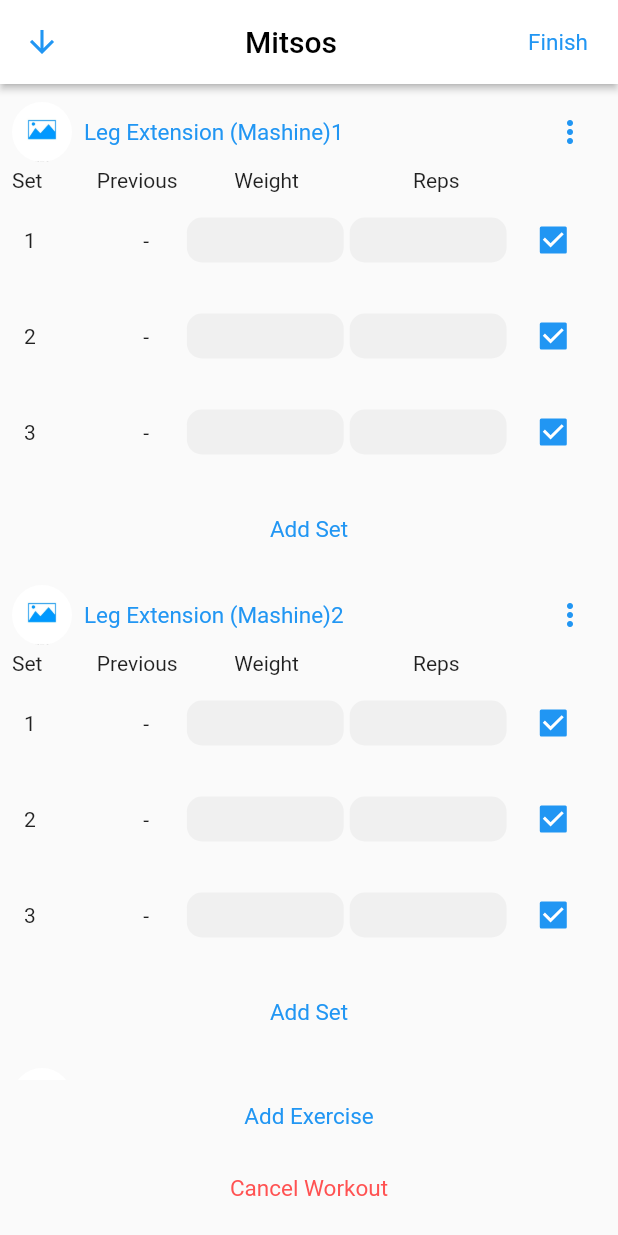
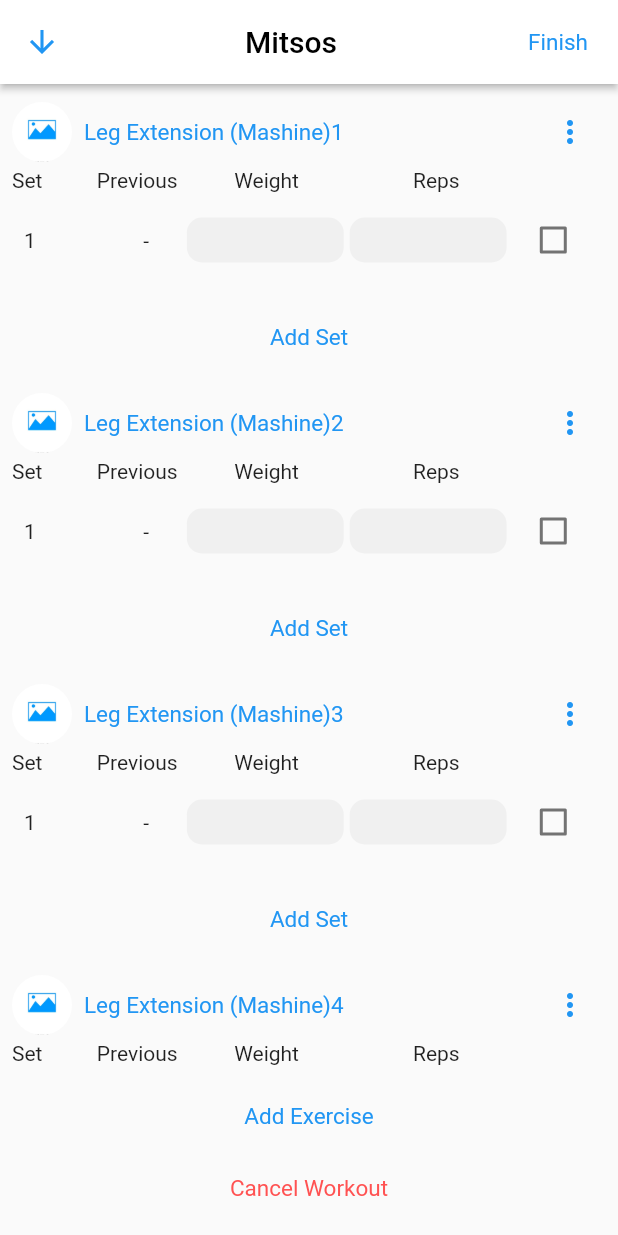
Before and after one commit to DVeneris/training_logger, a Flutter app: the screen it shows after launch, after a tap on an icon or button, on a phone screen of 412 x 824 dp. Run offline on Flutter 3.47's test engine with Material 2 defaults, Android fonts, the light colour scheme and no system bars.

Commit message:
bug fixes

```diff
--- a/lib/routes.dart
+++ b/lib/routes.dart
@@ -6,6 +6,7 @@
 import 'package:training_tracker/widgets/user/login.dart';
 import 'package:training_tracker/widgets/workout/workout.dart';
 import 'package:training_tracker/widgets/workout/workoutCreator.dart';
+import 'package:training_tracker/widgets/workout/workout_overview.dart';
 import 'package:training_tracker/widgets/workout/workout_template_list.dart';
 
 class RouteGenerator {
@@ -13,6 +14,7 @@
   static const String homePage = '/';
   static const String singleWorkout = '/singleWorkout';
   static const String exerciseList = '/exerciseList';
+  static const String workoutOverview = '/workoutOverview';
 // 3.
   RouteGenerator._();
 // 3.
@@ -43,6 +45,12 @@
       case exerciseList:
         return MaterialPageRoute(
           builder: (_) => const ExcerciseList(),
+        );
+      case workoutOverview:
+        return MaterialPageRoute(
+          builder: (_) => WorkoutOverView(
+            workout: args!['workout'] as Workout,
+          ),
         );
       default:
         throw FormatException("Route not found");
--- a/lib/utils/workoutSetTextField.dart
+++ b/lib/utils/workoutSetTextField.dart
@@ -3,7 +3,9 @@
 
 class WorkoutSetTextield extends StatefulWidget {
   Function(String) onChange;
-  WorkoutSetTextield({required this.onChange, super.key});
+  final String text;
+
+  WorkoutSetTextield({required this.onChange, required this.text, super.key});
 
   @override
   State<WorkoutSetTextield> createState() => _WorkoutSetTextieldState();
@@ -14,7 +16,9 @@
   @override
   void initState() {
     super.initState();
+
     numberController.addListener(_passLatestValue);
+    numberController.text = widget.text;
   }
 
   void _passLatestValue() {
--- a/lib/widgets/workout/exercise.dart
+++ b/lib/widgets/workout/exercise.dart
@@ -142,6 +142,7 @@
                       child: Padding(
                         padding: const EdgeInsets.only(right: 4.0),
                         child: WorkoutSetTextield(
+                          text: set.weight ?? '',
                           onChange: (data) {
                             set.weight = data;
                           },
@@ -153,6 +154,7 @@
                       child: Padding(
                         padding: const EdgeInsets.only(right: 4.0),
                         child: WorkoutSetTextield(
+                          text: set.reps ?? '',
                           onChange: (data) {
                             set.reps = data;
                           },
--- a/lib/widgets/workout/history_page.dart
+++ b/lib/widgets/workout/history_page.dart
@@ -1,6 +1,7 @@
 import 'package:flutter/material.dart';
 import 'package:training_tracker/widgets/workout/workout.dart';
 import 'package:training_tracker/utils/workout_history_card.dart';
+import 'package:training_tracker/widgets/workout/workout_overview.dart';
 
 import '../../routes.dart';
 
@@ -12,6 +13,7 @@
 }
 
 class _WorkoutHistoryState extends State<WorkoutHistory> {
+  int _selectedIndex = 0;
   var workoutList = <Workout>[
     Workout(
         id: "00001",
@@ -77,6 +79,11 @@
               exerciseGroup: 'Legs'),
         ])
   ];
+  void _onItemTapped(int index) {
+    setState(() {
+      _selectedIndex = index;
+    });
+  }
 
   @override
   Widget build(BuildContext context) {
@@ -156,12 +163,16 @@
           ),
         ],
         backgroundColor: Colors.blue[100],
+        selectedIconTheme: IconThemeData(color: Colors.blue, size: 30),
+        currentIndex: _selectedIndex,
+        selectedItemColor: Colors.blue,
+        onTap: _onItemTapped,
       ),
-      floatingActionButton: FloatingActionButton(
-        onPressed: () {},
-        tooltip: 'Increment',
-        child: const Icon(Icons.add),
-      ),
+      // floatingActionButton: FloatingActionButton(
+      //   onPressed: () {},
+      //   tooltip: 'Increment',
+      //   child: const Icon(Icons.add),
+      // ),
     );
   }
 }
--- a/lib/widgets/workout/workout.dart
+++ b/lib/widgets/workout/workout.dart
@@ -8,13 +8,28 @@
 
 class SingleWorkout extends StatefulWidget {
   final Workout workout;
-  const SingleWorkout({super.key, required this.workout});
+  late bool startUnset;
+  SingleWorkout({super.key, required this.workout, bool? startUnset}) {
+    this.startUnset = startUnset ?? true;
+  }
 
   @override
   State<SingleWorkout> createState() => _SingleWorkoutState();
 }
 
 class _SingleWorkoutState extends State<SingleWorkout> {
+  @override
+  void initState() {
+    super.initState();
+    if (widget.startUnset) {
+      //var workout = widget.workout;
+      for (var exercise in widget.workout.exercises) {
+        exercise.sets = [];
+        exercise.sets.add(Set(isComplete: false));
+      }
+    }
+  }
+
   @override
   Widget build(BuildContext context) {
     return Scaffold(
@@ -185,7 +200,7 @@
 
 class ExerciseComplete extends Exercise {
   String? note;
-  final List<Set> sets;
+  List<Set> sets;
 
   ExerciseComplete(
       {required super.id,
```
Also changed, not shown: lib/utils/exercise_overview.dart (added, +134 -0 lines), lib/widgets/workout/workout_overview.dart (added, +177 -0 lines).
